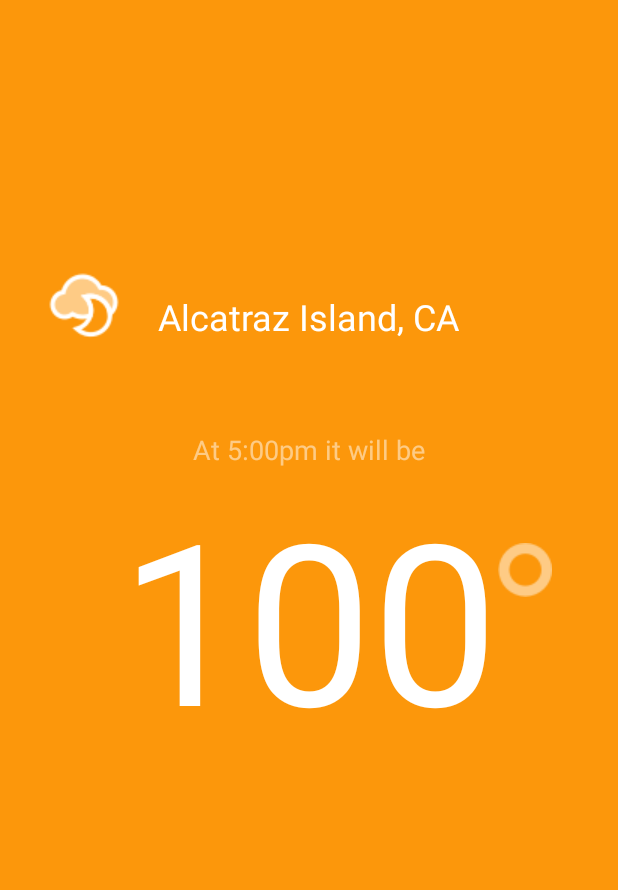
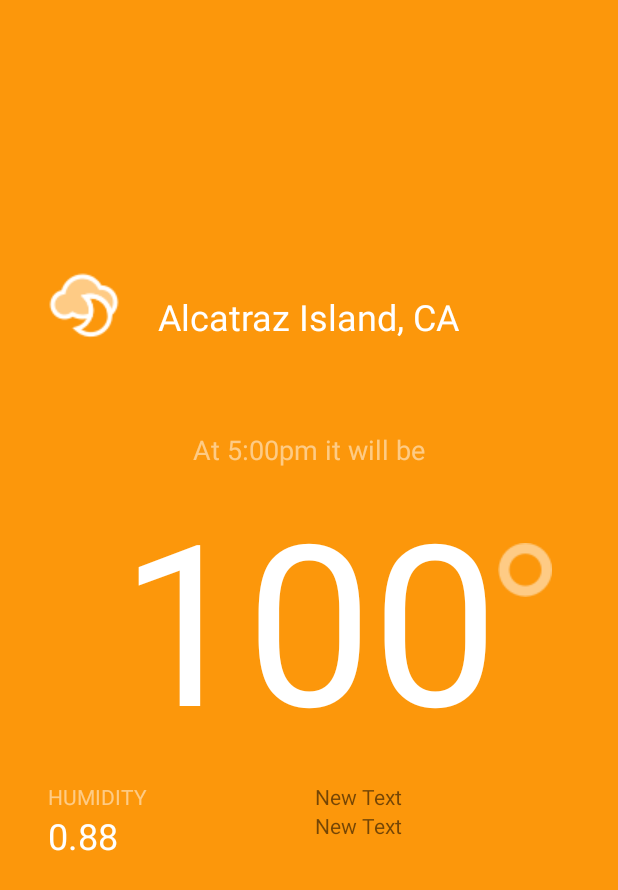
Before and after one commit to MaggieONeill/StormyApp, an Android app: the screen it shows after launch (MainActivity), on a phone screen of 412 x 824 dp. Shown: the top 890 px of the screen. Run offline under Robolectric (Android 15) with nearby library versions, the phone set to English and light mode, and no system bars; libraries missing offline, so code that uses them is left out: com.squareup.okhttp; 4 statements that could not run were skipped.

Commit message:
added humidity label.

```diff
--- a/app/src/main/res/layout/activity_main.xml
+++ b/app/src/main/res/layout/activity_main.xml
@@ -61,5 +61,55 @@
         android:layout_toStartOf="@+id/temperatureLabel"
         android:src="@drawable/cloudy_night"/>
 
+    <LinearLayout
+        android:orientation="horizontal"
+        android:layout_width="match_parent"
+        android:layout_height="wrap_content"
+        android:layout_below="@+id/temperatureLabel"
+        android:layout_centerHorizontal="true"
+        android:layout_marginTop="10dp">
+
+        <LinearLayout
+            android:orientation="vertical"
+            android:layout_width="wrap_content"
+            android:layout_height="match_parent"
+            android:layout_weight="1">
+
+            <TextView
+                android:layout_width="wrap_content"
+                android:layout_height="wrap_content"
+                android:text="HUMIDITY"
+                android:id="@+id/humidityLabel"
+                android:textColor="#80ffffff"/>
+
+            <TextView
+                android:layout_width="wrap_content"
+                android:layout_height="wrap_content"
+                android:text="0.88"
+                android:id="@+id/humidityValue"
+                android:textColor="@android:color/white"
+                android:textSize="24sp"/>
+        </LinearLayout>
+
+        <LinearLayout
+            android:orientation="vertical"
+            android:layout_width="wrap_content"
+            android:layout_height="match_parent"
+            android:layout_weight="1">
+
+            <TextView
+                android:layout_width="wrap_content"
+                android:layout_height="wrap_content"
+                android:text="New Text"
+                android:id="@+id/textView"/>
+
+            <TextView
+                android:layout_width="wrap_content"
+                android:layout_height="match_parent"
+                android:text="New Text"
+                android:id="@+id/textView2"/>
+        </LinearLayout>
+    </LinearLayout>
+
 
 </RelativeLayout>
--- a/app/src/main/res/values/dimens.xml
+++ b/app/src/main/res/values/dimens.xml
@@ -1,5 +1,5 @@
 <resources>
     <!-- Default screen margins, per the Android Design guidelines. -->
-    <dimen name="activity_horizontal_margin">16dp</dimen>
+    <dimen name="activity_horizontal_margin">32dp</dimen>
     <dimen name="activity_vertical_margin">16dp</dimen>
 </resources>
```
Also changed, not shown: 1 other file.
